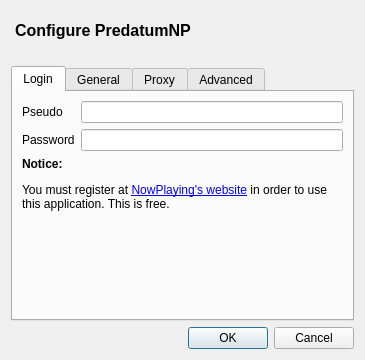
Above: Configure.ui from devilcius/PredatumNP before the change. Below: the same form after it.
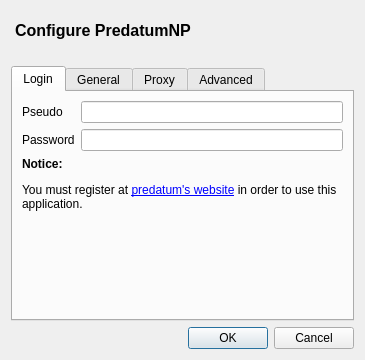
That is the form after the change.

Commit message: track duration support

Diff of the .ui file:
```diff
--- a/Configure.ui
+++ b/Configure.ui
@@ -79,7 +79,7 @@
         <widget class="QLabel" name="label_NoticeLogin">
          <property name="text">
           <string>&lt;p&gt;&lt;strong&gt;Notice:&lt;/strong&gt;&lt;/p&gt;
-&lt;p&gt;You must register at &lt;a href=&quot;%1&quot;&gt;NowPlaying's website&lt;/a&gt; in order to use this application. This is free.&lt;/p&gt;</string>
+&lt;p&gt;You must register at &lt;a href=&quot;%1&quot;&gt;predatum's website&lt;/a&gt; in order to use this application.&lt;/p&gt;</string>
          </property>
          <property name="alignment">
           <set>Qt::AlignLeading|Qt::AlignLeft|Qt::AlignTop</set>
```
The commit also changes 1 other file.
